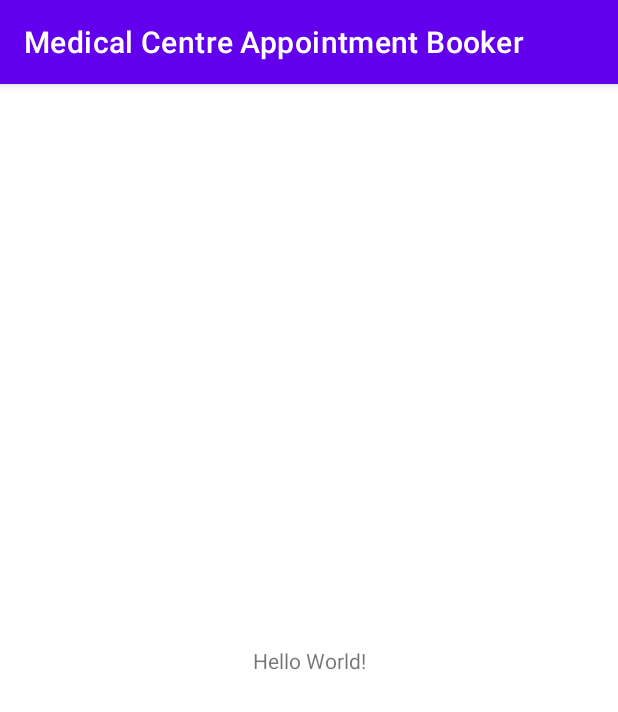
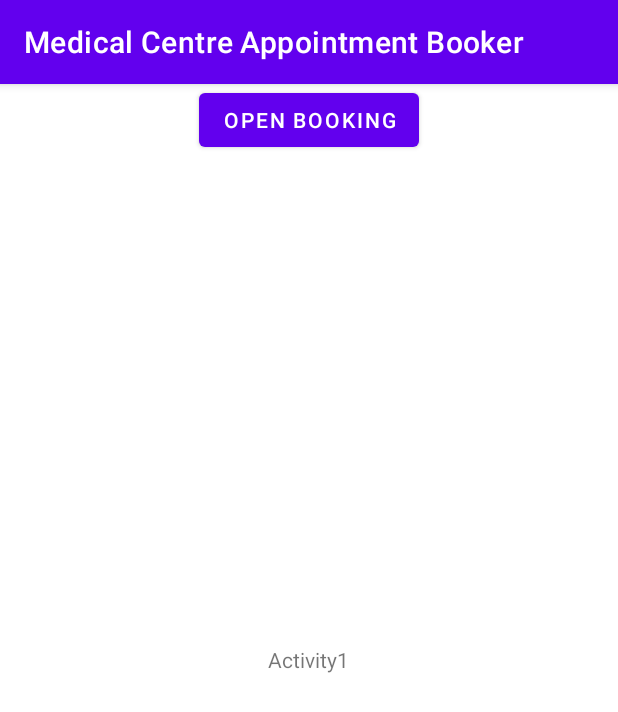
Before and after one commit to saaleh00/FYP-Application, an Android app: the screen it shows after launch (MainActivity), on a phone screen of 412 x 824 dp. Shown: the top 712 px of the screen. Run offline under Robolectric (Android 15) with nearby library versions, the light colour scheme and no system bars.

Commit message:
Added doctor activity with a working recycler view grid layout and clickable card item

```diff
--- a/app/build.gradle
+++ b/app/build.gradle
@@ -32,6 +32,7 @@ dependencies {
     implementation 'androidx.appcompat:appcompat:1.4.0'
     implementation 'com.google.android.material:material:1.4.0'
     implementation 'androidx.constraintlayout:constraintlayout:2.1.2'
+    implementation "androidx.cardview:cardview:1.0.0"
     testImplementation 'junit:junit:4.+'
     androidTestImplementation 'androidx.test.ext:junit:1.1.3'
     androidTestImplementation 'androidx.test.espresso:espresso-core:3.4.0'
--- a/app/src/main/AndroidManifest.xml
+++ b/app/src/main/AndroidManifest.xml
@@ -10,6 +10,9 @@
         android:supportsRtl="true"
         android:theme="@style/Theme.MedicalCentreAppointmentBooker">
         <activity
+            android:name=".BookingActivity"
+            android:exported="false" />
+        <activity
             android:name=".MainActivity"
             android:exported="true">
             <intent-filter>
--- /dev/null
+++ b/app/src/main/java/com/example/medicalcentreappointmentbooker/BookingActivity.java
@@ -0,0 +1,41 @@
+package com.example.medicalcentreappointmentbooker;
+
+import androidx.appcompat.app.AppCompatActivity;
+import androidx.recyclerview.widget.GridLayoutManager;
+import androidx.recyclerview.widget.RecyclerView;
+
+import android.os.Bundle;
+import android.widget.Adapter;
+
+import java.util.ArrayList;
+import java.util.List;
+
+public class BookingActivity extends AppCompatActivity {
+    private RecyclerView doctorRecyclerView;
+    List<String> doctorNames;
+    List<Integer> doctorImages;
+    DoctorAdapter adapter;
+
+    @Override
+    protected void onCreate(Bundle savedInstanceState) {
+        super.onCreate(savedInstanceState);
+        setContentView(R.layout.activity_booking);
+
+        doctorNames = new ArrayList<>();
+        doctorImages = new ArrayList<>();
+        doctorNames.add("John");
+        doctorNames.add("Who");
+        doctorImages.add(R.drawable.ic_baseline_person_24);
+        doctorImages.add(R.drawable.ic_baseline_person_24);
+
+        doctorRecyclerView = findViewById(R.id.doctorRecyclerView);
+        adapter = new DoctorAdapter(this, doctorNames, doctorImages);
+
+        GridLayoutManager gridLayoutManager = new GridLayoutManager(this, 2, GridLayoutManager.VERTICAL, false);
+        doctorRecyclerView.setLayoutManager(gridLayoutManager);
+        doctorRecyclerView.setAdapter(adapter);
+
+
+
+    }
+}
--- a/app/src/main/java/com/example/medicalcentreappointmentbooker/MainActivity.java
+++ b/app/src/main/java/com/example/medicalcentreappointmentbooker/MainActivity.java
@@ -2,13 +2,34 @@ package com.example.medicalcentreappointmentbooker;
 
 import androidx.appcompat.app.AppCompatActivity;
 
+import android.app.Activity;
+import android.content.Intent;
 import android.os.Bundle;
+import android.view.View;
+import android.widget.Button;
 
 public class MainActivity extends AppCompatActivity {
+    private Button bookingActivityButton;
+    private Activity bookingActivity;
 
     @Override
     protected void onCreate(Bundle savedInstanceState) {
         super.onCreate(savedInstanceState);
         setContentView(R.layout.activity_main);
+
+        bookingActivity = new BookingActivity();
+
+        bookingActivityButton = findViewById(R.id.BookingActivityButton);
+        bookingActivityButton.setOnClickListener(new View.OnClickListener() {
+            @Override
+            public void onClick(View v) {
+                openActivity(bookingActivity);
+            }
+        });
+    }
+
+    public void openActivity(Activity bookingActivity){
+        Intent intent = new Intent(this, bookingActivity.getClass());
+        startActivity(intent);
     }
 }
--- /dev/null
+++ b/app/src/main/res/drawable/ic_baseline_person_24.xml
@@ -0,0 +1,10 @@
+<vector xmlns:android="http://schemas.android.com/apk/res/android"
+    android:width="24dp"
+    android:height="24dp"
+    android:viewportWidth="24"
+    android:viewportHeight="24"
+    android:tint="?attr/colorControlNormal">
+  <path
+      android:fillColor="@android:color/white"
+      android:pathData="M12,12c2.21,0 4,-1.79 4,-4s-1.79,-4 -4,-4 -4,1.79 -4,4 1.79,4 4,4zM12,14c-2.67,0 -8,1.34 -8,4v2h16v-2c0,-2.66 -5.33,-4 -8,-4z"/>
+</vector>
--- a/app/src/main/res/layout/activity_main.xml
+++ b/app/src/main/res/layout/activity_main.xml
@@ -1,5 +1,5 @@
 <?xml version="1.0" encoding="utf-8"?>
-<androidx.constraintlayout.widget.ConstraintLayout xmlns:android="http://schemas.android.com/apk/res/android"
+<RelativeLayout xmlns:android="http://schemas.android.com/apk/res/android"
     xmlns:app="http://schemas.android.com/apk/res-auto"
     xmlns:tools="http://schemas.android.com/tools"
     android:layout_width="match_parent"
@@ -9,10 +9,15 @@
     <TextView
         android:layout_width="wrap_content"
         android:layout_height="wrap_content"
-        android:text="Hello World!"
-        app:layout_constraintBottom_toBottomOf="parent"
-        app:layout_constraintLeft_toLeftOf="parent"
-        app:layout_constraintRight_toRightOf="parent"
-        app:layout_constraintTop_toTopOf="parent" />
+        android:text="Activity1"
+        android:layout_centerVertical="true"
+        android:layout_centerHorizontal="true"/>
 
-</androidx.constraintlayout.widget.ConstraintLayout>
+    <Button
+        android:id="@+id/BookingActivityButton"
+        android:layout_width="wrap_content"
+        android:layout_height="wrap_content"
+        android:text="Open Booking"
+        android:layout_centerHorizontal="true" />
+
+</RelativeLayout>
```
Also changed, not shown: app/src/main/java/com/example/medicalcentreappointmentbooker/DoctorAdapter.java (added, +65 -0 lines), app/src/main/res/layout/activity_booking.xml (added, +23 -0 lines), app/src/main/res/layout/doctor_item.xml (added, +50 -0 lines).
